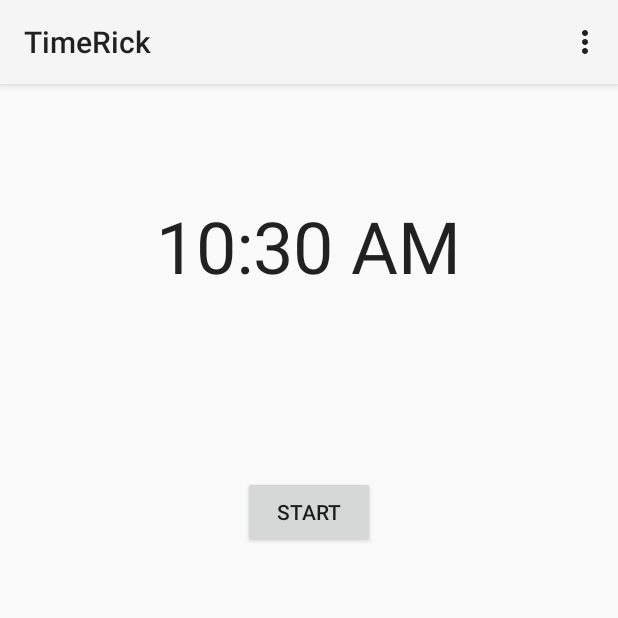
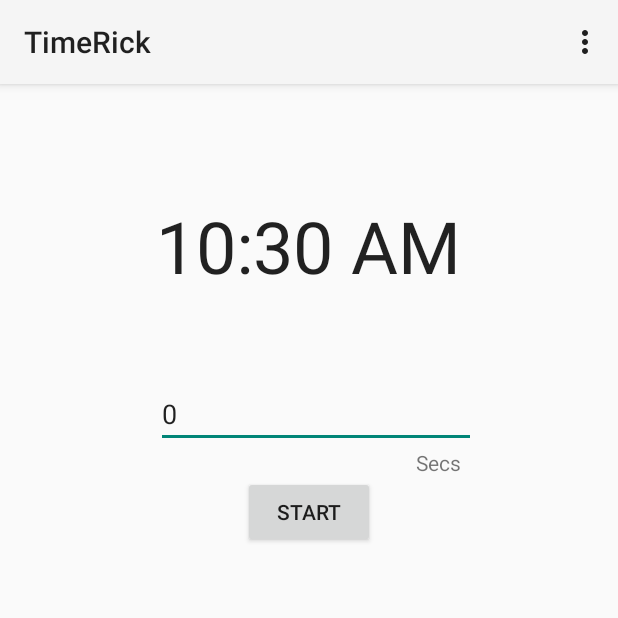
Before and after one commit to pavelz/FOOO, an Android app: the screen it shows after launch (MainActivity), after a tap on "STOP", on a phone screen of 412 x 824 dp, the top half of it. Run offline under Robolectric (Android 15) with nearby library versions, the phone set to English and light mode, and no system bars; 1 other tap on this screen came first.

Commit message:
added time interval setting interface but it is broken.

```diff
--- a/app/src/main/java/it/backsearch/fooo/MainActivity.java
+++ b/app/src/main/java/it/backsearch/fooo/MainActivity.java
@@ -9,16 +9,19 @@ import android.view.MenuItem;
 import android.media.MediaPlayer;
 import java.util.TimerTask;
 import java.util.Timer;
+import android.widget.EditText;
 
 public class MainActivity extends Activity{
     Button btn;
     Timer myTimer = null;
     TimerTask timerTask;
     MediaPlayer mediaPlayer;
+    EditText et;
 
     public void clickTHIS(View view) {
 
         btn = (Button)(view.findViewById(R.id.button));
+        et = (EditText)(view.findViewById(R.id.editText));
         if(mediaPlayer == null) {
             mediaPlayer = MediaPlayer.create(getApplicationContext(), R.raw.beep_03);
         }
@@ -28,6 +31,8 @@ public class MainActivity extends Activity{
             btn.setText("START");
         } else {
             btn.setText("STOP");
+            String s = et.getText().toString();
+            int sec = Integer.getInteger(s);
 
             myTimer = new Timer();
             timerTask = new TimerTask() {
@@ -36,7 +41,7 @@ public class MainActivity extends Activity{
                     mediaPlayer.start();
                 }
             };
-            myTimer.schedule(timerTask, 0, 4000);
+            myTimer.schedule(timerTask, 0, sec * 1000);
         }
     }
 
--- a/app/src/main/res/layout/activity_main.xml
+++ b/app/src/main/res/layout/activity_main.xml
@@ -30,4 +30,25 @@
         android:layout_alignParentTop="true"
         android:layout_centerHorizontal="true"/>
 
+    <EditText
+        android:layout_width="wrap_content"
+        android:layout_height="wrap_content"
+        android:inputType="number"
+        android:ems="10"
+        android:id="@+id/editText"
+        android:layout_below="@+id/textClock"
+        android:layout_marginTop="57dp"
+        android:layout_alignStart="@+id/textClock"
+        android:text="0"
+        android:layout_alignParentEnd="false"
+        />
+
+    <TextView
+        android:layout_width="wrap_content"
+        android:layout_height="wrap_content"
+        android:text="Secs"
+        android:id="@+id/textView"
+        android:layout_below="@+id/editText"
+        android:layout_alignEnd="@+id/textClock"/>
+
 </RelativeLayout>
```
Also changed, not shown: 2 other files.
